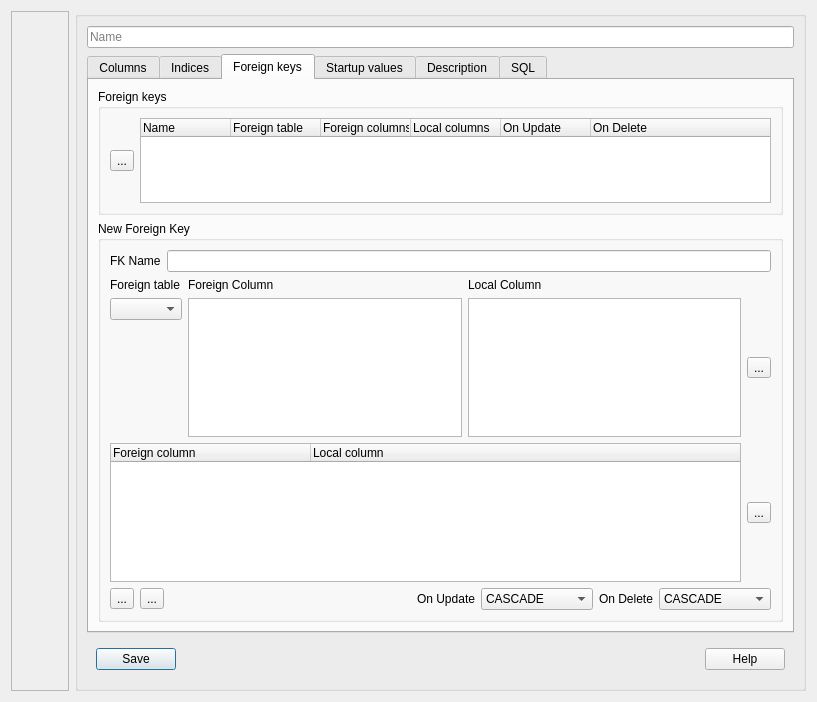
Above: NewTableForm.ui from fritzone/ddm before the change. Below: the same form after it.
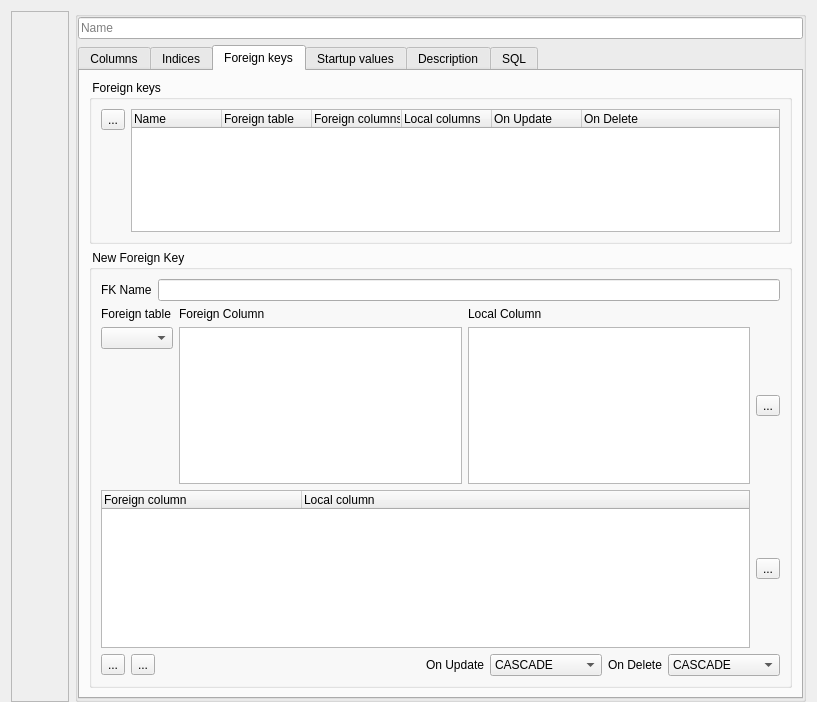
That is the form after the change. The open tabs and pages were chosen to show the change. Icons and pictures are not drawn.

Patch:
```diff
--- a/NewTableForm.ui
+++ b/NewTableForm.ui
@@ -21,6 +21,9 @@
    <string>Form</string>
   </property>
   <layout class="QHBoxLayout" name="horizontalLayout_14">
+   <property name="bottomMargin">
+    <number>0</number>
+   </property>
    <item>
     <widget class="QFrame" name="frameForUnlockButton">
      <property name="frameShape">
@@ -108,9 +111,15 @@
      <property name="title">
       <string/>
      </property>
+     <property name="flat">
+      <bool>true</bool>
+     </property>
      <layout class="QVBoxLayout" name="verticalLayout">
+      <property name="spacing">
+       <number>6</number>
+      </property>
       <property name="margin">
-       <number>9</number>
+       <number>0</number>
       </property>
       <item>
        <layout class="QHBoxLayout" name="horizontalLayout_17">
@@ -727,22 +736,39 @@
           <item>
            <widget class="QGroupBox" name="grpForeignKeysList">
             <property name="title">
-             <string>Foreign keys</string>
+             <string> Foreign keys </string>
             </property>
-            <layout class="QHBoxLayout" name="horizontalLayout_10">
+            <layout class="QHBoxLayout" name="horizontalLayout">
              <item>
-              <widget class="QToolButton" name="btnRemoveForeignKey">
-               <property name="toolTip">
-                <string>Delete foriegn key</string>
-               </property>
-               <property name="text">
-                <string>...</string>
-               </property>
-               <property name="icon">
-                <iconset resource="dbm.qrc">
-                 <normaloff>:/images/actions/images/small/remove.png</normaloff>:/images/actions/images/small/remove.png</iconset>
-               </property>
-              </widget>
+              <layout class="QVBoxLayout" name="verticalLayout_20">
+               <item>
+                <widget class="QToolButton" name="btnRemoveForeignKey">
+                 <property name="toolTip">
+                  <string>Delete foriegn key</string>
+                 </property>
+                 <property name="text">
+                  <string>...</string>
+                 </property>
+                 <property name="icon">
+                  <iconset resource="dbm.qrc">
+                   <normaloff>:/images/actions/images/small/remove.png</normaloff>:/images/actions/images/small/remove.png</iconset>
+                 </property>
+                </widget>
+               </item>
+               <item>
+                <spacer name="verticalSpacer_6">
+                 <property name="orientation">
+                  <enum>Qt::Vertical</enum>
+                 </property>
+                 <property name="sizeHint" stdset="0">
+                  <size>
+                   <width>20</width>
+                   <height>40</height>
+                  </size>
+                 </property>
+                </spacer>
+               </item>
+              </layout>
              </item>
              <item>
               <widget class="QTreeWidget" name="lstForeignKeys">
@@ -796,7 +822,7 @@
           <item>
            <widget class="QGroupBox" name="grpNewForeignKey">
             <property name="title">
-             <string>New Foreign Key</string>
+             <string> New Foreign Key </string>
             </property>
             <layout class="QVBoxLayout" name="verticalLayout_14">
              <item>
@@ -1392,51 +1418,6 @@
         </widget>
        </widget>
       </item>
-      <item>
-       <widget class="QFrame" name="frame_6">
-        <layout class="QHBoxLayout" name="horizontalLayout">
-         <item>
-          <widget class="QDialogButtonBox" name="buttons">
-           <property name="toolTip">
-            <string>Save the table</string>
-           </property>
-           <property name="autoFillBackground">
-            <bool>false</bool>
-           </property>
-           <property name="orientation">
-            <enum>Qt::Vertical</enum>
-           </property>
-           <property name="standardButtons">
-            <set>QDialogButtonBox::Save</set>
-           </property>
-           <property name="centerButtons">
-            <bool>false</bool>
-           </property>
-          </widget>
-         </item>
-         <item>
-          <spacer name="horizontalSpacer">
-           <property name="orientation">
-            <enum>Qt::Horizontal</enum>
-           </property>
-           <property name="sizeHint" stdset="0">
-            <size>
-             <width>40</width>
-             <height>20</height>
-            </size>
-           </property>
-          </spacer>
-         </item>
-         <item>
-          <widget class="QPushButton" name="btnHelp">
-           <property name="text">
-            <string>Help</string>
-           </property>
-          </widget>
-         </item>
-        </layout>
-       </widget>
-      </item>
      </layout>
     </widget>
    </item>
```
Left out of the diff: 34 changed lines with no effect on the pictures.
